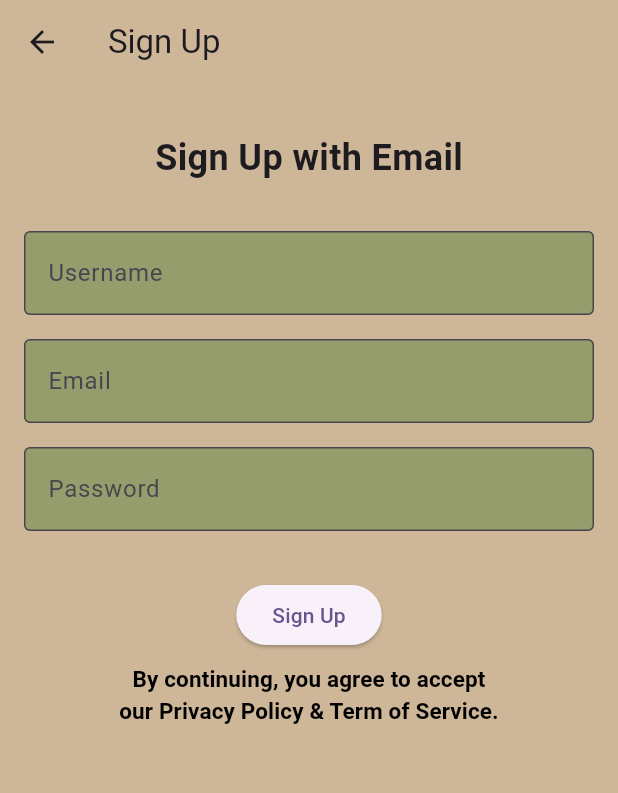
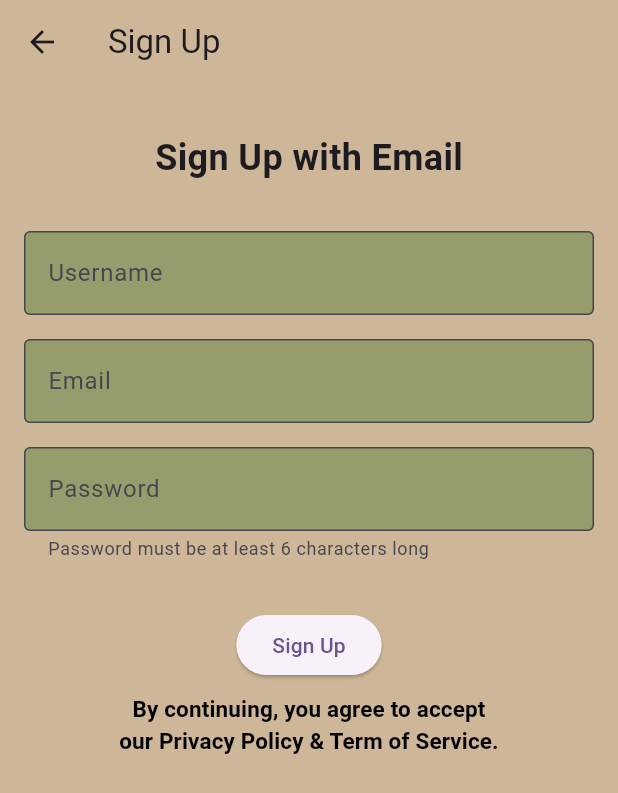
Before and after one commit to hoanganhnguyen1198/auslan_translator_app, a Flutter app: the SignUpScreen screen opened by its route, on a phone screen of 412 x 824 dp. Shown: the top 793 px of the screen. Run offline on Flutter 3.47's test engine with Material 3 defaults, Android fonts, the phone set to English and light mode, and no system bars; our stand-ins replace cloud_firestore, firebase_auth, firebase_core, sizer, video_player; accounts and stored records are empty; project files that could hold a hidden picture were left out.

Commit message:
add password prompt

```diff
--- a/lib/screens/auth/signupScreen.dart
+++ b/lib/screens/auth/signupScreen.dart
@@ -105,6 +105,7 @@ class _SignUpScreenState extends State<SignUpScreen> {
                 obscureText: true,
                 decoration: InputDecoration(
                   labelText: 'Password',
+                  helperText: 'Password must be at least 6 characters long',
                   border: OutlineInputBorder(),
                   filled: true,
                   fillColor: tfColor,
```
Also changed, not shown: 3 other files.
